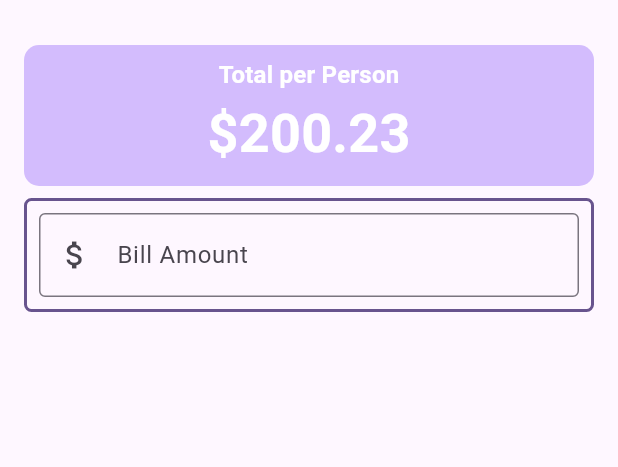
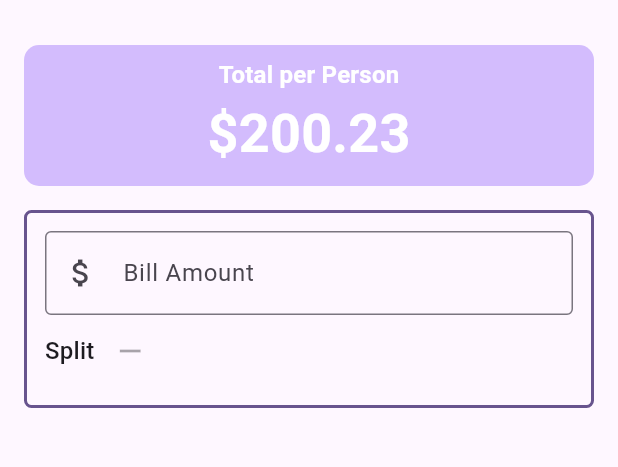
Before and after one commit to SAJalingo/utip, a Flutter app: the screen it shows after launch, on a phone screen of 412 x 824 dp, the part 63-530 px from its top. Run offline on Flutter 3.47's test engine with Material 3 defaults, Android fonts, the phone set to English and light mode, and no system bars.

Commit message:
added row widget for the split bill section. Inside the row section I added a text widegt and another row widget to hold the remove and add icon widget

```diff
--- a/lib/main.dart
+++ b/lib/main.dart
@@ -84,11 +84,11 @@ class _UTipState extends State<UTip> {
             Container(
               margin: const EdgeInsets.fromLTRB(
                 0,
-                8,
+                16,
                 0,
-                8,
+                16,
               ),
-              padding: const EdgeInsets.all(8),
+              padding: const EdgeInsets.all(12),
               decoration: BoxDecoration(
                 borderRadius:
                     BorderRadius.circular(5),
@@ -117,6 +117,28 @@ class _UTipState extends State<UTip> {
                       print('value: $value');
                     },
                   ),
+                  //split bill area
+                  Row(
+                    children: [
+                      Text(
+                        'Split',
+                        style:
+                            theme
+                                .textTheme
+                                .titleMedium,
+                      ),
+                      Row(
+                        children: [
+                          IconButton(
+                            onPressed: null,
+                            icon: Icon(
+                              Icons.remove,
+                            ),
+                          ),
+                        ],
+                      ),
+                    ],
+                  ),
                 ],
               ),
             ),
```
